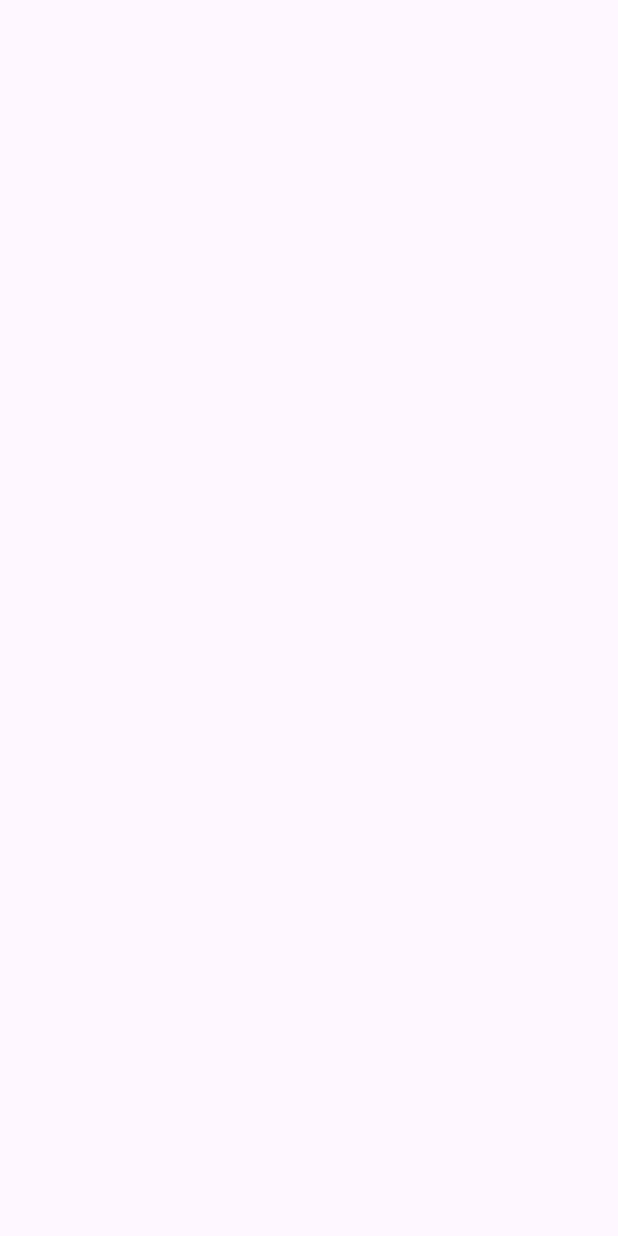
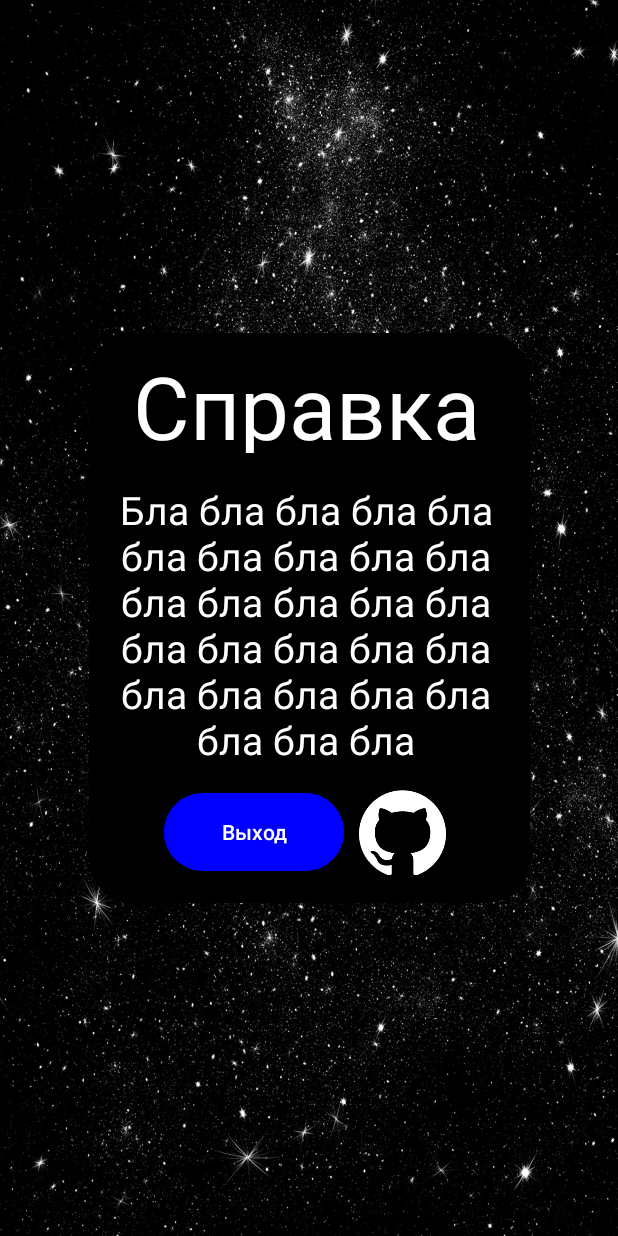
Before and after one commit to LebedevSergeyVach/AstroAxis, an Android app: the HelpActivity screen opened directly, with no data from a screen before it, on a phone screen of 412 x 824 dp. Before the commit the screen is empty. Run offline under Robolectric (Android 15) with nearby library versions, the light colour scheme and no system bars.

Commit message:
Update HelpActivity

```diff
--- a/app/src/main/java/com/example/astroaxis/HelpActivity.java
+++ b/app/src/main/java/com/example/astroaxis/HelpActivity.java
@@ -1,17 +1,44 @@
 package com.example.astroaxis;
 
+import android.annotation.SuppressLint;
+import android.content.Intent;
+import android.net.Uri;
 import android.os.Bundle;
 import android.util.Log;
+import android.widget.Button;
+import android.widget.ImageView;
 import androidx.appcompat.app.AppCompatActivity;
 
 public class HelpActivity extends AppCompatActivity {
     private static final String TAG = "APP:HelpActivity";
 
+    private Button exit;
+    private ImageView openGitHubButton;
+
+    @SuppressLint("MissingInflatedId")
     @Override
     protected void onCreate(Bundle savedInstanceState) {
         super.onCreate(savedInstanceState);
         setContentView(R.layout.activity_help);
 
         Log.d(TAG, "Start HelpActivity");
+
+        openGitHubButton = findViewById(R.id.openGithubButton);
+        exit = findViewById(R.id.exit);
+
+        openGitHubButton.setOnClickListener(view -> {
+            Log.d(TAG, "~~~ Pressing the button 'open_github' ~~~");
+
+            startActivity(new Intent(Intent.ACTION_VIEW).setData(Uri.parse("https://github.com/LebedevSergeyVach/AstroAxis")));
+        });
+
+        exit.setOnClickListener(view -> {
+            Log.d(TAG, "~~~ Pressing the button 'exit' ~~~");
+
+            Intent intent = new Intent(HelpActivity.this, MainMenuActivity.class);
+            intent.addFlags(Intent.FLAG_ACTIVITY_CLEAR_TOP | Intent.FLAG_ACTIVITY_NEW_TASK | Intent.FLAG_ACTIVITY_CLEAR_TASK);
+            startActivity(intent);
+            finish();
+        });
     }
 }
--- a/app/src/main/res/layout/activity_help.xml
+++ b/app/src/main/res/layout/activity_help.xml
@@ -1,6 +1,73 @@
 <?xml version="1.0" encoding="utf-8"?>
-<androidx.constraintlayout.widget.ConstraintLayout xmlns:android="http://schemas.android.com/apk/res/android"
-                                                   android:layout_width="match_parent"
-                                                   android:layout_height="match_parent">
+<androidx.constraintlayout.widget.ConstraintLayout
+        xmlns:android="http://schemas.android.com/apk/res/android"
+        android:layout_width="match_parent"
+        android:layout_height="match_parent"
+        xmlns:tools="http://schemas.android.com/tools"
+        xmlns:app="http://schemas.android.com/apk/res-auto"
+        tools:context=".HelpActivity"
+        android:background="@drawable/backaround">
+
+    <LinearLayout
+            android:layout_width="294dp"
+            android:layout_height="380dp"
+            android:orientation="vertical"
+
+            android:background="@drawable/rounded_corner"
+            tools:ignore="MissingConstraints"
+
+            app:layout_constraintBottom_toBottomOf="parent"
+            app:layout_constraintEnd_toEndOf="parent"
+            app:layout_constraintStart_toStartOf="parent"
+            app:layout_constraintTop_toTopOf="parent">
+
+        <TextView
+                android:layout_width="250dp"
+                android:layout_height="70dp"
+                android:textColor="@color/white"
+                android:textAlignment="center"
+                android:textSize="58sp"
+                android:translationX="20dp"
+                android:translationY="10dp"
+                android:text="@string/help"
+                style="@font/samsungone800c"/>
+
+        <TextView
+                android:layout_width="250dp"
+                android:layout_height="wrap_content"
+                android:textColor="@color/white"
+                android:textAlignment="center"
+                android:textSize="26sp"
+                android:translationX="20dp"
+                android:translationY="30dp"
+                android:text="@string/help_text"
+                style="@font/samsungone800c"/>
+
+        <LinearLayout
+                android:layout_width="match_parent"
+                android:layout_height="wrap_content"
+                android:orientation="horizontal"
+                android:translationY="44dp">
+
+        <Button
+                android:id="@+id/exit"
+                android:text="@string/exit"
+                android:layout_width="120dp"
+                android:layout_height="60dp"
+                android:backgroundTint="@color/blue"
+                android:translationX="50dp"
+        />
+
+            <ImageView
+                    android:layout_width="58dp"
+                    android:layout_height="match_parent"
+                    app:srcCompat="@drawable/git_white"
+                    android:id="@+id/openGithubButton"
+                    android:translationX="60dp"
+                    android:importantForAccessibility="no"/>
+
+        </LinearLayout>
+
+    </LinearLayout>
 
 </androidx.constraintlayout.widget.ConstraintLayout>
--- a/app/src/main/res/layout/activity_planet.xml
+++ b/app/src/main/res/layout/activity_planet.xml
@@ -12,8 +12,13 @@
             android:layout_width="match_parent"
             android:layout_height="wrap_content"
             android:orientation="vertical"
-            android:translationY="20dp"
-            tools:ignore="MissingConstraints">
+            tools:ignore="MissingConstraints"
+
+            app:layout_constraintBottom_toBottomOf="parent"
+            app:layout_constraintEnd_toEndOf="parent"
+            app:layout_constraintStart_toStartOf="parent"
+            app:layout_constraintTop_toTopOf="parent" app:layout_constraintHorizontal_bias="0.0"
+            app:layout_constraintVertical_bias="0.109">
 
         <TextView
                 android:id="@+id/planetName"
@@ -21,14 +26,12 @@
                 android:layout_height="wrap_content"
                 android:textColor="@color/white"
                 android:textAlignment="center"
-                android:textSize="60sp"
+                android:textSize="70sp"
                 style="@font/samsungone800c"
                 tools:ignore="MissingConstraints"
                 android:text="@string/planet"
         />
-
     </LinearLayout>
-
     <ImageView
             android:layout_width="wrap_content"
             android:layout_height="wrap_content"
--- a/app/src/main/res/values/strings.xml
+++ b/app/src/main/res/values/strings.xml
@@ -10,4 +10,7 @@
     <string name="tests">Тесты</string>
     <string name="test">Тест</string>
 
+    Справка
+    <string name="help_text">Бла бла бла бла бла бла бла бла бла бла бла бла бла бла бла бла бла бла бла бла бла бла бла бла бла бла бла бла</string>
+
 </resources>
```
Also changed, not shown: app/src/main/res/drawable/git_dark.png (added), app/src/main/res/drawable/git_white.png (added).
